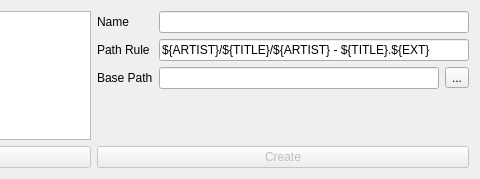
mhaehnel/UltraEdit, file ui/collectioneditor.ui: the form before one commit; both pictures show x 293 to 773 and y 0 to 179 of the 773 by 179 pixel window.
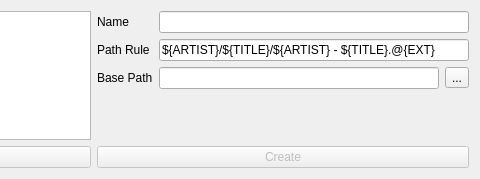
The form after the commit. Icons and pictures are not drawn.

Patch:
```diff
--- a/ui/collectioneditor.ui
+++ b/ui/collectioneditor.ui
@@ -70,7 +70,7 @@
        <item row="1" column="1">
         <widget class="QLineEdit" name="pathRule">
          <property name="text">
-          <string>${ARTIST}/${TITLE}/${ARTIST} - ${TITLE}.${EXT}</string>
+          <string>${ARTIST}/${TITLE}/${ARTIST} - ${TITLE}.@{EXT}</string>
          </property>
         </widget>
        </item>
```
